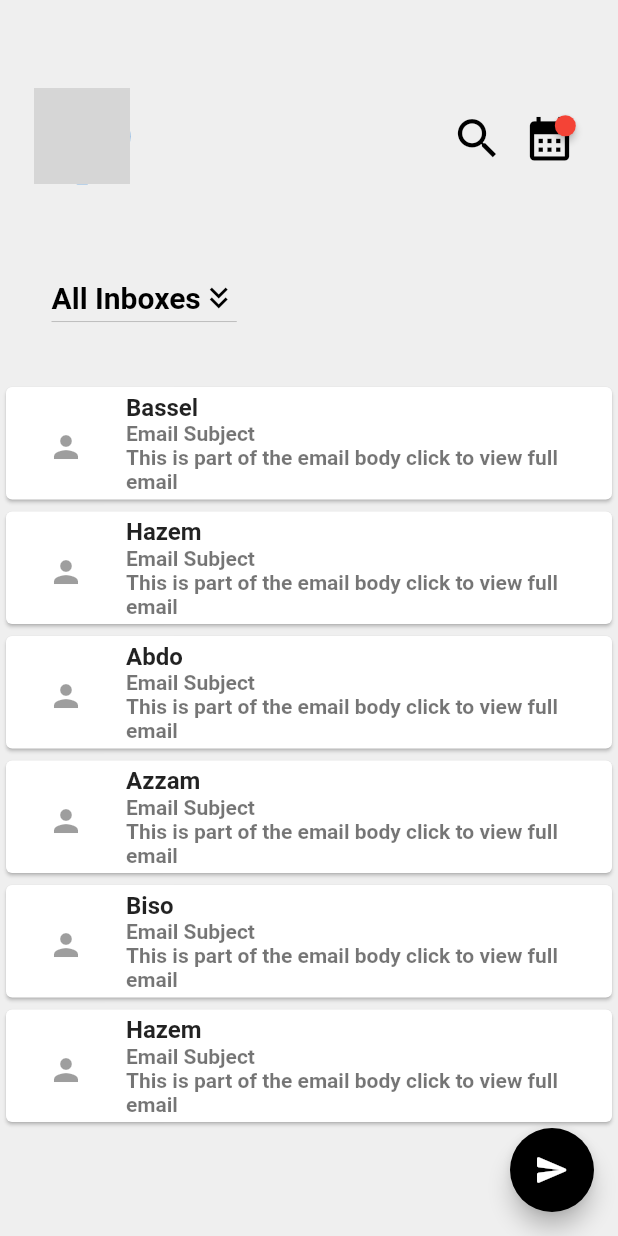
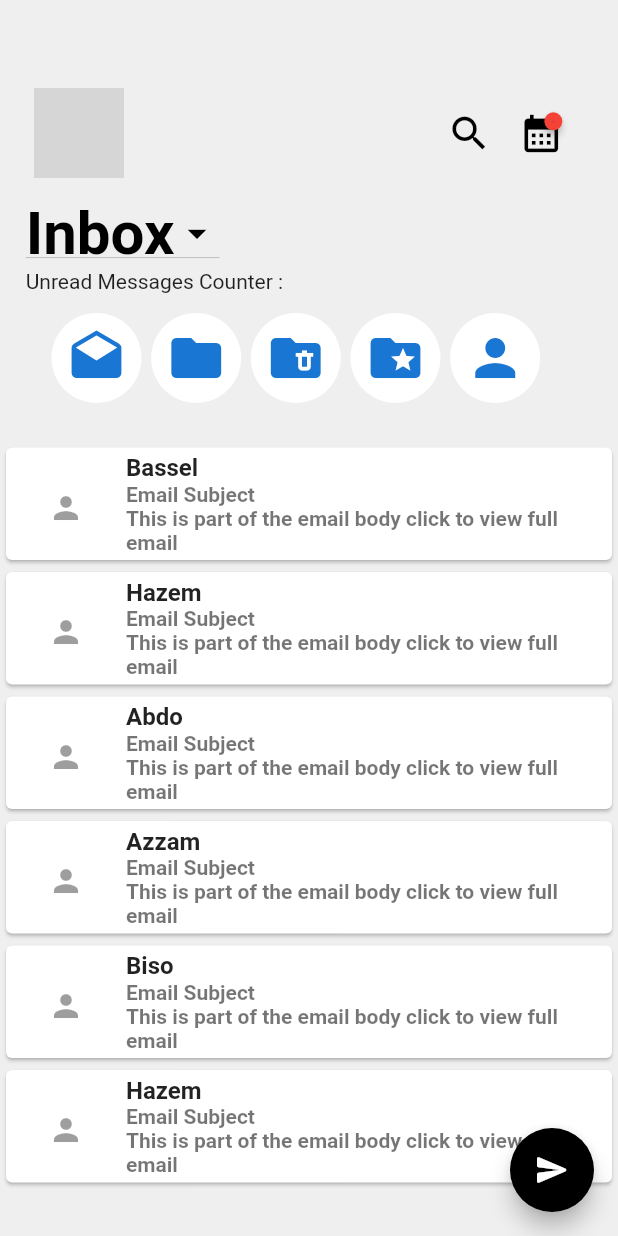
Before and after one commit to hazzemh/Mailing-System-1, a Flutter app: the screen it shows after launch, on a phone screen of 412 x 824 dp. Run offline on Flutter 3.47's test engine with Material 2 defaults, Android fonts, the light colour scheme and no system bars; drawn by our look-alikes of badges; network calls fail; Roboto replaces fonts that are missing (Cabin-Bold.tff); grey boxes are pictures that could not be loaded.

Commit message:
Latest Inbox Page

```diff
--- a/lib/AppViews/inboxPage.dart
+++ b/lib/AppViews/inboxPage.dart
@@ -50,6 +50,26 @@ class _inboxPageState extends State<inboxPage> {
 
       //   ],
       // ),
+      // Column(
+      //   crossAxisAlignment: CrossAxisAlignment.start,
+      //   mainAxisAlignment: MainAxisAlignment.start,
+      //   children: [
+      //     SizedBox(height: height/18),
+      //     Row(
+      //       mainAxisAlignment: MainAxisAlignment.start,
+      //       children: [
+      //         SizedBox(width: width/18),
+      //         CircleAvatar(backgroundImage: NetworkImage('https://lh3.googleusercontent.com/a/AEdFTp7HB1ZjlorTV0wExaxhYEFjVlpn5ODkxRXx6aSHnw=s288-p-rw-no'),radius: 30, backgroundColor: Color.fromARGB(255,239,239,239), child: IconButton(icon: Icon(color: Colors.transparent, Icons.person), onPressed: (){},)),
+      //         SizedBox(width: width/2,),
+      //         IconButton(onPressed: (){}, icon: Icon(Icons.search, color: Colors.black, size: 30,), splashRadius: 25),
+      //         Badge(position: BadgePosition.topEnd(top: 10, end: 10),badgeContent: Icon(Icons.circle ,color: Color.fromARGB(255,212,64,64), size: 2,),child: IconButton(onPressed: (){}, icon: Icon(Icons.calendar_month, color: Colors.black, size: 30,), splashRadius: 25)),
+      //       ],
+      //     ),
+      //     SizedBox(height: height/10),
+      //     DropdownButton(items: null, onChanged: null, hint: Text("Inbox", style: TextStyle(color: Colors.black, fontSize: 40, fontWeight: FontWeight.bold)),),
+
+      //   ],
+      // ),
       body: SingleChildScrollView(
         child: Column(
           crossAxisAlignment: CrossAxisAlignment.start,
@@ -61,46 +81,23 @@ class _inboxPageState extends State<inboxPage> {
               children: [
                 SizedBox(width: width / 18),
                 // ignore: prefer_const_constructors
-                CircleAvatar(
-                  backgroundImage: NetworkImage(
-                      'https://lh3.googleusercontent.com/a/AEdFTp7HB1ZjlorTV0wExaxhYEFjVlpn5ODkxRXx6aSHnw=s288-p-rw-no'),
-                  radius: 32,
-                ),
+                CircleAvatar(backgroundImage: NetworkImage('https://lh3.googleusercontent.com/a/AEdFTp7HB1ZjlorTV0wExaxhYEFjVlpn5ODkxRXx6aSHnw=s288-p-rw-no'),radius: 30, backgroundColor: Color.fromARGB(255,239,239,239), child: IconButton(icon: Icon(color: Colors.transparent, Icons.person), onPressed: (){},)),
                 SizedBox(
                   width: width / 2,
                 ),
-                IconButton(
-                    onPressed: () {},
-                    icon: Icon(
-                      Icons.search,
-                      color: Colors.black,
-                      size: 35,
-                    )),
-                Badge(
-                    position: BadgePosition.topEnd(top: 10, end: 5),
-                    badgeContent: Icon(
-                      Icons.circle,
-                      color: Colors.red,
-                      size: 4,
-                    ),
-                    child: IconButton(
-                        onPressed: () {},
-                        icon: Icon(
-                          Icons.calendar_month,
-                          color: Colors.black,
-                          size: 35,
-                        ))),
+               IconButton(onPressed: (){}, icon: Icon(Icons.search, color: Colors.black, size: 30,), splashRadius: 25),
+                Badge(position: BadgePosition.topEnd(top: 10, end: 10),badgeContent: Icon(Icons.circle ,color: Color.fromARGB(255,212,64,64), size: 2,),child: IconButton(onPressed: (){}, icon: Icon(Icons.calendar_month, color: Colors.black, size: 30,), splashRadius: 25)),
               ],
             ),
             SizedBox(
-              height: height / 16,
+              height: height / 64,
             ),
             Container(
-              padding: EdgeInsets.only(left: width / 12),
+              padding: EdgeInsets.only(left: width / 24,),
               child: DropdownButton(
-                icon: Icon(Icons.keyboard_double_arrow_down_sharp,
-                    color: Colors.black),
-                items: const ["All Inboxes", "Drafts", "Trash", "Sent"]
+                icon: Icon(Icons.arrow_drop_down,
+                    color: Colors.black, size: 30,),
+                items: const ["Inbox", "Drafts", "Trash", "Sent"]
                     .map((e) => DropdownMenuItem(
                           child: Text("$e"),
                           value: e,
@@ -113,18 +110,42 @@ class _inboxPageState extends State<inboxPage> {
                 },
                 onTap: null,
                 hint: Text(
-                  'All Inboxes',
+                  'Inbox',
                   style: TextStyle(
+                      fontFamily: "Cabin-Bold.tff",
                       color: Colors.black,
                       fontWeight: FontWeight.bold,
-                      fontSize: 20,
+                      fontSize: 40,
                       backgroundColor: Colors.white.withOpacity(0.0)),
                 ),
               ),
             ),
+            Padding(
+              padding: EdgeInsets.only(left: width / 24,),
+              child: Text("Unread Messages Counter : "),
+            ),
+             SizedBox(
+              height: height / 64,
+            ),
+            Padding(
+              padding: EdgeInsets.only(left: width/12),
+              child: Row( children: [
+                CircleAvatar(backgroundColor: Colors.white,radius: 30,child: IconButton(icon: Icon(Icons.drafts), onPressed: (){}, iconSize: 40,)),
+                SizedBox(width: width/64,),
+                CircleAvatar(backgroundColor: Colors.white,radius: 30,child: IconButton(icon: Icon(Icons.folder), onPressed: (){}, iconSize: 40,)),
+                SizedBox(width: width/64,),
+                CircleAvatar(backgroundColor: Colors.white,radius: 30,child: IconButton(icon: Icon(Icons.folder_delete), onPressed: (){}, iconSize: 40,)),
+                SizedBox(width: width/64,),
+                CircleAvatar(backgroundColor: Colors.white,radius: 30,child: IconButton(icon: Icon(Icons.folder_special), onPressed: (){}, iconSize: 40,)),
+                SizedBox(width: width/64,),
+                CircleAvatar(backgroundColor: Colors.white,radius: 30,child: IconButton(icon: Icon(Icons.person), onPressed: (){}, iconSize: 40,)),
+                //CircleAvatar(backgroundColor: Colors.white,radius: 30,child: TextButton(,onPressed: (){}, child: IconButton(icon: Icon(Icons.person), onPressed: (){}, iconSize: 40,)))
+              ],),
+            ),
             SizedBox(
-              height: height / 26,
+              height: height / 32,
             ),
+            //hena el item builder
             Card(
               child: ListTile(
                 leading: IconButton(
```
